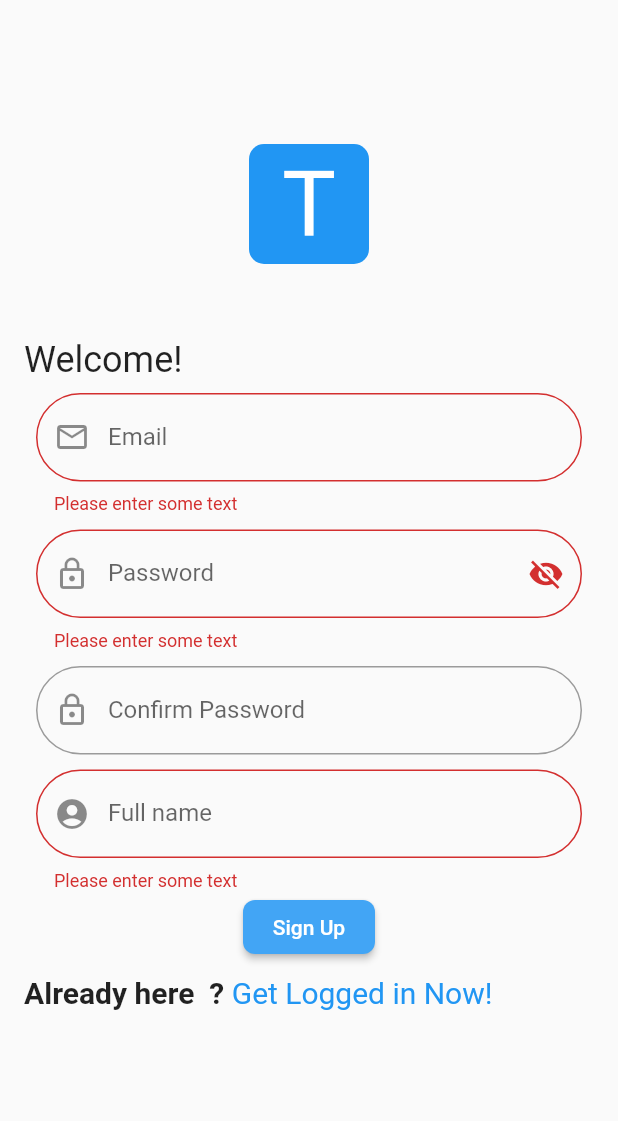
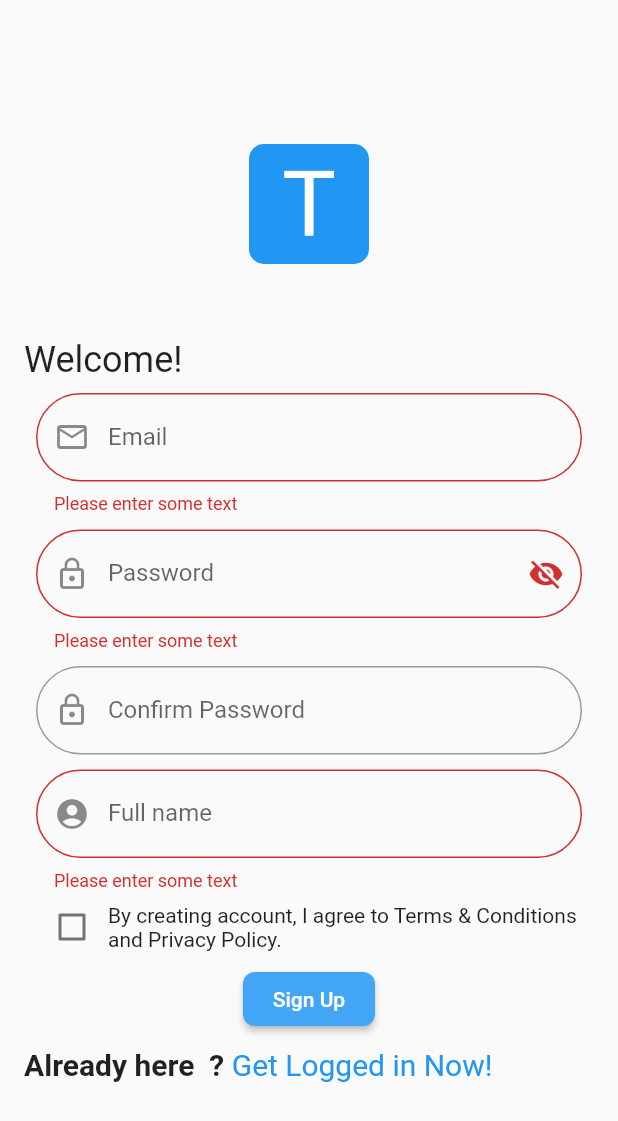
Before and after one commit to dipak-bacancy/taskly, a Flutter app: the Signup screen opened by its route, after a tap on "Sign Up", on a phone screen of 412 x 824 dp. Shown: the top 1121 px of the screen. Run offline on Flutter 3.47's test engine with Material 2 defaults, Android fonts, the phone set to English and light mode, and no system bars; our stand-ins replace firebase_auth, firebase_core, google_sign_in; missing offline and left inert: flutter_facebook_auth; accounts and stored records are empty; network calls fail.

Commit message:
terms condition checkbox added below signup form

```diff
--- a/lib/signup.dart
+++ b/lib/signup.dart
@@ -85,6 +85,8 @@ class _SignupFormState extends State<SignupForm> {
   String password;
   String name;
   bool _obscureText = true;
+
+  bool agree = false;
 
   final pass = new TextEditingController();
 
@@ -186,6 +188,25 @@ class _SignupFormState extends State<SignupForm> {
               return null;
             },
           ),
+
+          Row(
+            children: <Widget>[
+              Checkbox(
+                onChanged: (_) {
+                  setState(() {
+                    agree = !agree;
+                  });
+                },
+                value: agree,
+              ),
+              Flexible(
+                child: Text(
+                    'By creating account, I agree to Terms & Conditions and Privacy Policy.'),
+              ),
+            ],
+          ),
+
+          // signUP button
           RaisedButton(
             onPressed: () {
               // Respond to button press
@@ -193,6 +214,14 @@ class _SignupFormState extends State<SignupForm> {
               if (_formKey.currentState.validate()) {
                 // If the form is valid, display a snackbar. In the real world,
                 // you'd often call a server or save the information in a database.
+
+                if (!agree) {
+                  Scaffold.of(context).showSnackBar(SnackBar(
+                      content: Text(
+                          'please agree terms & condition and privacy policy')));
+
+                  return false;
+                }
 
                 _formKey.currentState.save();
 
```
